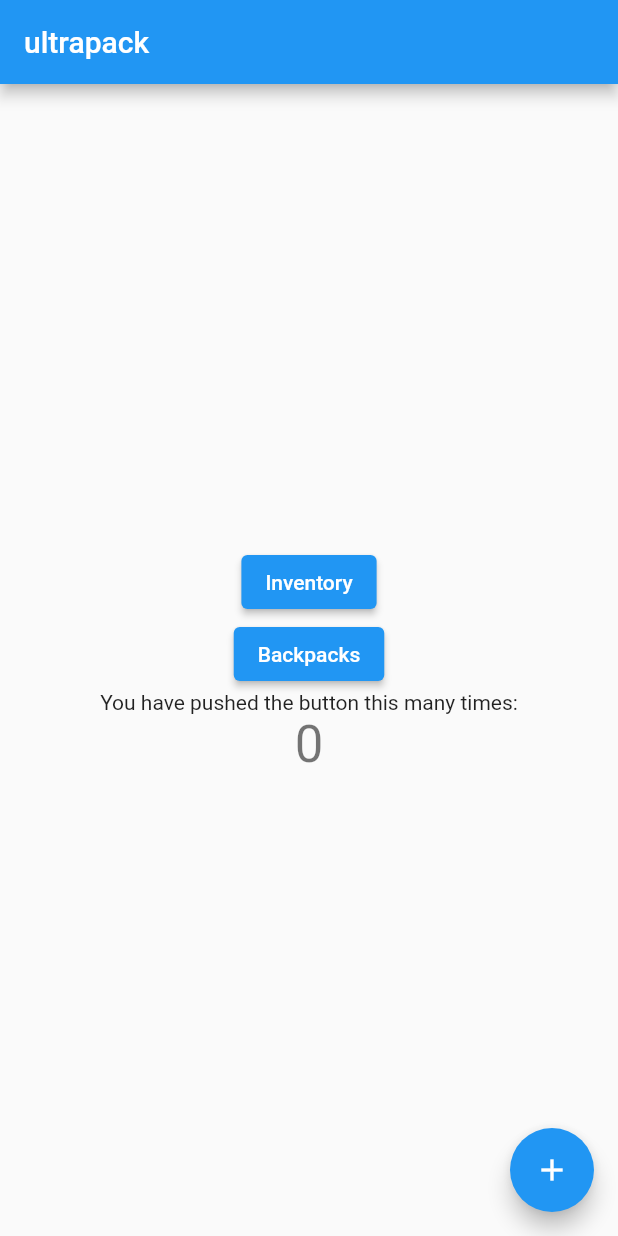
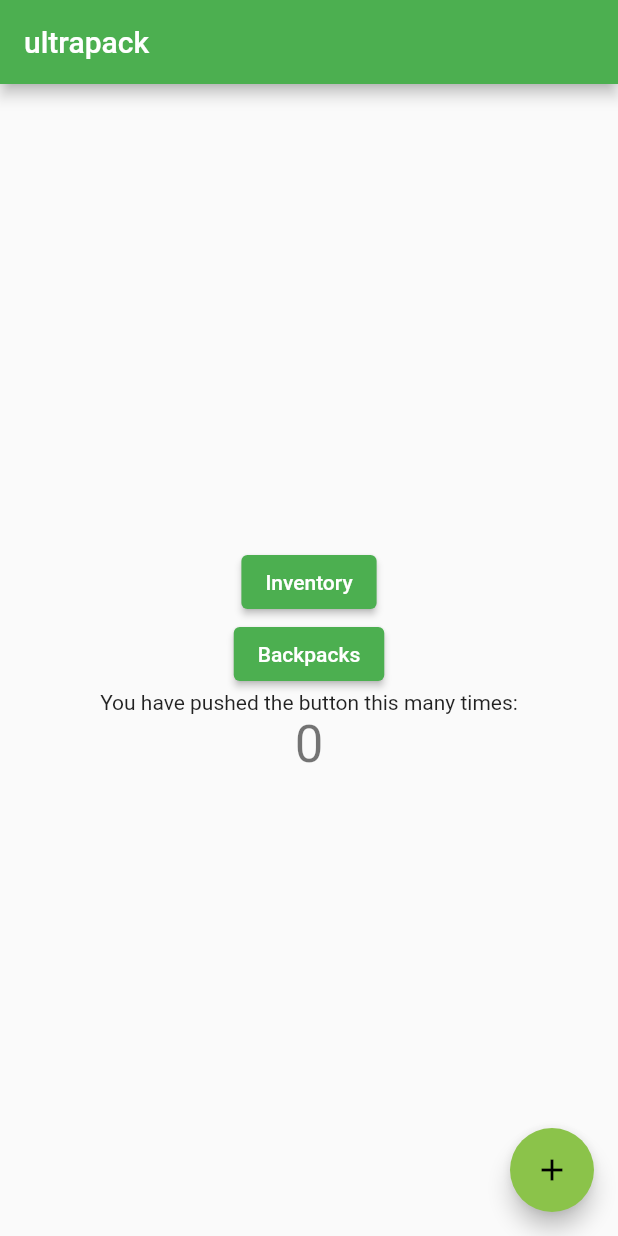
Before and after one commit to me-louie/ultrapack_mobile, a Flutter app: the screen it shows after launch, on a phone screen of 412 x 824 dp. Run offline on Flutter 3.47's test engine with Material 2 defaults, Android fonts, the phone set to English and light mode, and no system bars; our stand-ins replace sqflite; accounts and stored records are empty.

```diff
--- a/lib/main.dart
+++ b/lib/main.dart
@@ -29,7 +29,8 @@ class UltrapackApp extends StatelessWidget {
       child: MaterialApp(
           title: 'ultrapack',
           theme: ThemeData(
-            primarySwatch: Colors.blue,
+            primarySwatch: Colors.green,
+            accentColor: Colors.lightGreen,
           ),
           home: HomePage(title: 'ultrapack'),
           routes: {
```
Also changed, not shown: lib/screens/Inventory.dart (+22 -3 lines).
